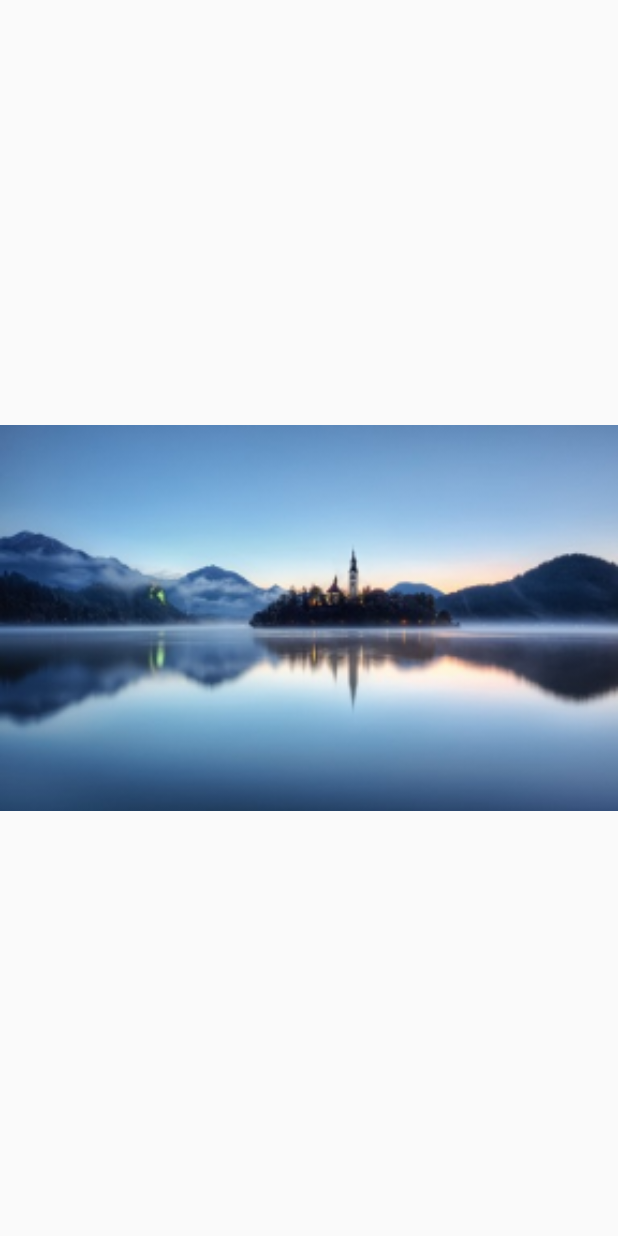
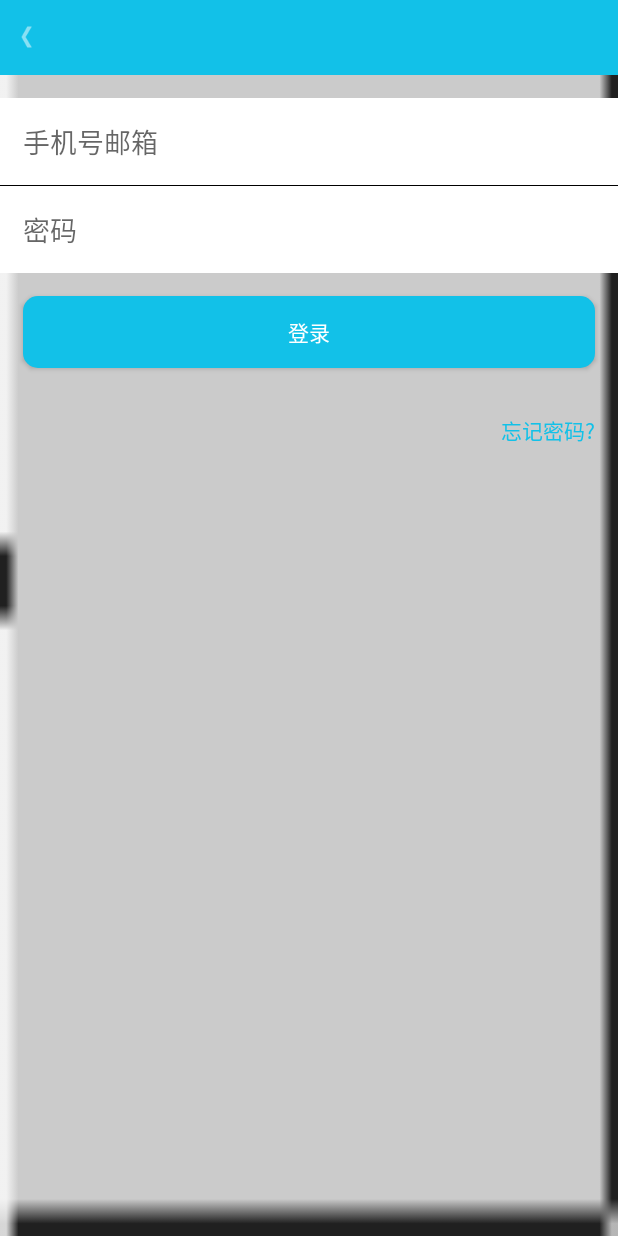
Before and after one commit to chen22207/MiYouApp, an Android app: the LoginActivity screen opened directly, with no data from a screen before it, on a phone screen of 412 x 824 dp. Run offline under Robolectric (Android 15) with nearby library versions, the phone set to English and light mode, and no system bars; our stand-ins replace ButterKnife.

Commit message:
登录界面

```diff
--- a/app/build.gradle
+++ b/app/build.gradle
@@ -21,9 +21,6 @@ android {
         sourceCompatibility JavaVersion.VERSION_1_8
         targetCompatibility JavaVersion.VERSION_1_8
     }
-    dataBinding {
-        enabled = true
-    }
 }
 
 retrolambda {
--- a/app/src/main/java/com/firstblood/miyo/activity/LoginActivity.java
+++ b/app/src/main/java/com/firstblood/miyo/activity/LoginActivity.java
@@ -1,68 +1,19 @@
 package com.firstblood.miyo.activity;
 
 import android.os.Bundle;
-import android.support.v4.view.PagerAdapter;
-import android.support.v4.view.ViewPager;
 import android.support.v7.app.AppCompatActivity;
-import android.view.View;
-import android.view.ViewGroup;
-import android.widget.ImageView;
 
 import com.firstblood.miyou.R;
 
-import java.util.ArrayList;
-import java.util.List;
-
 import butterknife.ButterKnife;
-import butterknife.InjectView;
 
 public class LoginActivity extends AppCompatActivity {
-
-    @InjectView(R.id.login_vp)
-    ViewPager loginVp;
-
-    private List<ImageView> images = new ArrayList<>();
 
     @Override
     protected void onCreate(Bundle savedInstanceState) {
         super.onCreate(savedInstanceState);
         setContentView(R.layout.activity_login);
         ButterKnife.inject(this);
-        for (int i = 0; i < 5; i++) {
-            ImageView iv = new ImageView(this);
-//            iv.setLayoutParams(new ViewGroup.LayoutParams(ViewGroup.LayoutParams.MATCH_PARENT, 100));
-//            iv.setScaleType(ImageView.ScaleType.FIT_XY);
-            iv.setImageResource(R.drawable.f1);
-            images.add(iv);
-        }
-
-        loginVp.setAdapter(new MyPagerAdapter());
-
-    }
-
-    private class MyPagerAdapter extends PagerAdapter {
-
-        @Override
-        public void destroyItem(ViewGroup container, int position, Object object) {
-            container.removeView(images.get(position));
-        }
-
-        @Override
-        public Object instantiateItem(ViewGroup container, int position) {
-            container.addView(images.get(position));
-            return images.get(position);
-        }
-
-        @Override
-        public int getCount() {
-            return images.size();
-        }
-
-        @Override
-        public boolean isViewFromObject(View view, Object object) {
-            return view == object;
-        }
-
 
     }
 }
--- /dev/null
+++ b/app/src/main/res/drawable/shape_blue_rectangle_bg.xml
@@ -0,0 +1,7 @@
+<?xml version="1.0" encoding="utf-8"?>
+<shape xmlns:android="http://schemas.android.com/apk/res/android"
+	android:shape="rectangle">
+	<corners android:radius="@dimen/middle_space" />
+	<solid android:color="@color/colorPrimary" />
+
+</shape>
--- /dev/null
+++ b/app/src/main/res/layout/activity_base.xml
@@ -0,0 +1,37 @@
+<?xml version="1.0" encoding="utf-8"?>
+<RelativeLayout
+	android:id="@+id/base_header_rl"
+	xmlns:android="http://schemas.android.com/apk/res/android"
+	xmlns:tools="http://schemas.android.com/tools"
+	android:layout_width="match_parent"
+	android:layout_height="50dp"
+	android:background="@color/colorPrimary">
+
+	<ImageView
+		android:id="@+id/base_header_back_iv"
+		android:layout_width="wrap_content"
+		android:layout_height="wrap_content"
+		android:layout_centerVertical="true"
+		android:padding="@dimen/middle_space"
+		android:src="@drawable/ic_back_white" />
+
+	<TextView
+		android:id="@+id/base_header_title_tv"
+		android:layout_width="wrap_content"
+		android:layout_height="wrap_content"
+		android:layout_centerInParent="true"
+		android:textColor="@color/white"
+		android:textSize="23sp"
+		tools:text="登录" />
+
+	<Button
+		android:id="@+id/base_header_right_bt"
+		android:layout_width="wrap_content"
+		android:layout_height="wrap_content"
+		android:layout_alignParentRight="true"
+		android:layout_centerVertical="true"
+		android:background="@android:color/transparent"
+		android:textColor="@color/white"
+		android:textSize="@dimen/large_text_size"
+		tools:text="注册" />
+</RelativeLayout>
--- a/app/src/main/res/layout/activity_login.xml
+++ b/app/src/main/res/layout/activity_login.xml
@@ -1,12 +1,47 @@
 <?xml version="1.0" encoding="utf-8"?>
-<RelativeLayout
+<LinearLayout
     xmlns:android="http://schemas.android.com/apk/res/android"
     android:layout_width="match_parent"
-    android:layout_height="match_parent">
+	android:layout_height="match_parent"
+	android:orientation="vertical"
+	android:background="@drawable/background">
 
-    <android.support.v4.view.ViewPager
-        android:id="@+id/login_vp"
-        android:layout_width="match_parent"
-        android:layout_height="wrap_content"/>
+	<include layout="@layout/activity_base" />
 
-</RelativeLayout>
+	<EditText
+		android:id="@+id/login_username_et"
+		android:layout_width="match_parent"
+		android:layout_height="wrap_content"
+		android:padding="@dimen/large_space"
+		android:background="@color/white"
+		android:hint="@string/login_username_hint"
+		android:layout_marginTop="@dimen/large_space" />
+
+	<include layout="@layout/line_break" />
+
+	<EditText
+		android:id="@+id/login_password_et"
+		android:layout_width="match_parent"
+		android:layout_height="wrap_content"
+		android:padding="@dimen/large_space"
+		android:background="@color/white"
+		android:hint="@string/login_password_hint" />
+
+	<Button
+		android:id="@+id/login_submit_bt"
+		android:layout_width="match_parent"
+		android:layout_height="wrap_content"
+		android:background="@drawable/shape_blue_rectangle_bg"
+		android:text="@string/login_login"
+		android:textColor="@color/white"
+		android:layout_margin="@dimen/large_space" />
+
+	<TextView
+		android:layout_width="wrap_content"
+		android:layout_height="wrap_content"
+		android:layout_gravity="right"
+		android:text="@string/login_forget_pwd"
+		android:textColor="@color/colorPrimary"
+		android:padding="@dimen/large_space" />
+
+</LinearLayout>
--- /dev/null
+++ b/app/src/main/res/layout/line_break.xml
@@ -0,0 +1,7 @@
+<?xml version="1.0" encoding="utf-8"?>
+<RelativeLayout xmlns:android="http://schemas.android.com/apk/res/android"
+	android:layout_width="match_parent"
+	android:layout_height="0.5dp"
+	android:background="@color/black">
+
+</RelativeLayout>
--- a/app/src/main/res/values/colors.xml
+++ b/app/src/main/res/values/colors.xml
@@ -1,7 +1,7 @@
 <?xml version="1.0" encoding="utf-8"?>
 <resources>
-	<color name="colorPrimary">#3F51B5</color>
-	<color name="colorPrimaryDark">#303F9F</color>
+	<color name="colorPrimary">#12C1E8</color>
+	<color name="colorPrimaryDark">#12C1E8</color>
 	<color name="colorAccent">#FF4081</color>
 
     <color name="pink">#ffc0cb</color>
--- a/app/src/main/res/values/strings.xml
+++ b/app/src/main/res/values/strings.xml
@@ -8,4 +8,8 @@
     <string name="hello_blank_fragment">Hello blank fragment</string>
     <string name="title_activity_login">LoginActivity</string>
     <string name="action_settings">Settings</string>
+	<string name="login_username_hint">手机号邮箱</string>
+	<string name="login_password_hint">密码</string>
+	<string name="login_login">登录</string>
+	<string name="login_forget_pwd">忘记密码?</string>
 </resources>
--- a/settings.gradle
+++ b/settings.gradle
@@ -1 +1 @@
-include ':app', ':csnetworklibrary', ':cswidgetlibrary', ':multi-image-selector'
+include ':cswidgetlibrary', ':multi-image-selector', ':app', ':csnetworklibrary'
```
Also changed, not shown: app/src/main/res/drawable-xhdpi/background.png (added), app/src/main/res/drawable-xhdpi/ic_back_white.png (added), 1 other file.
